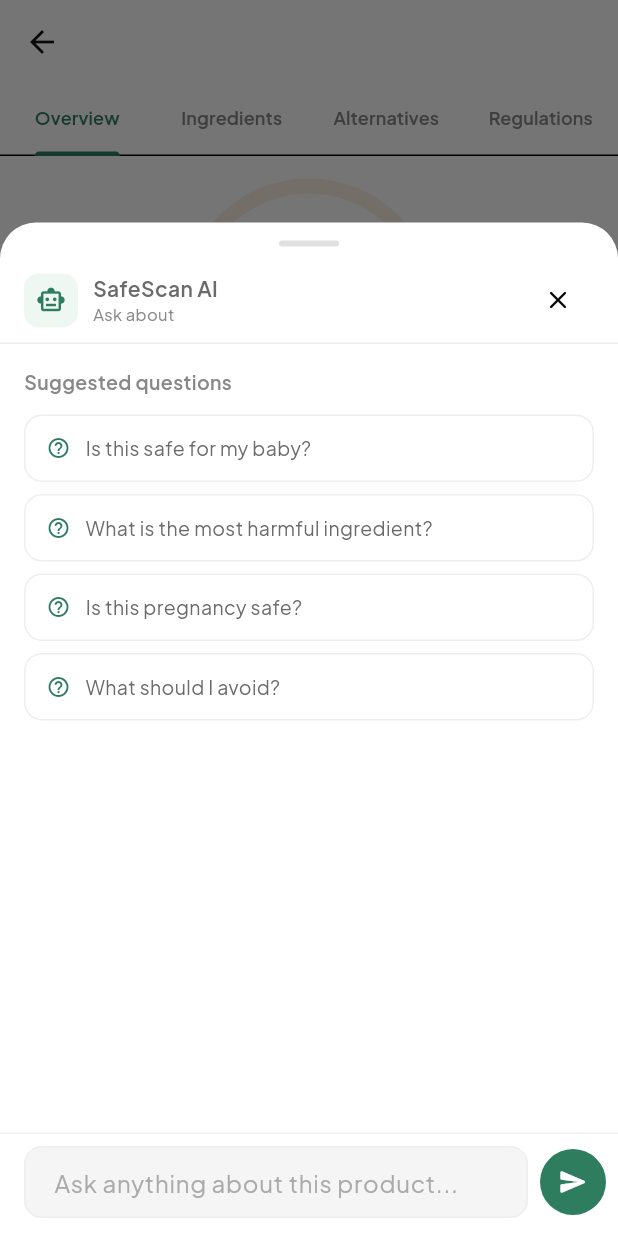
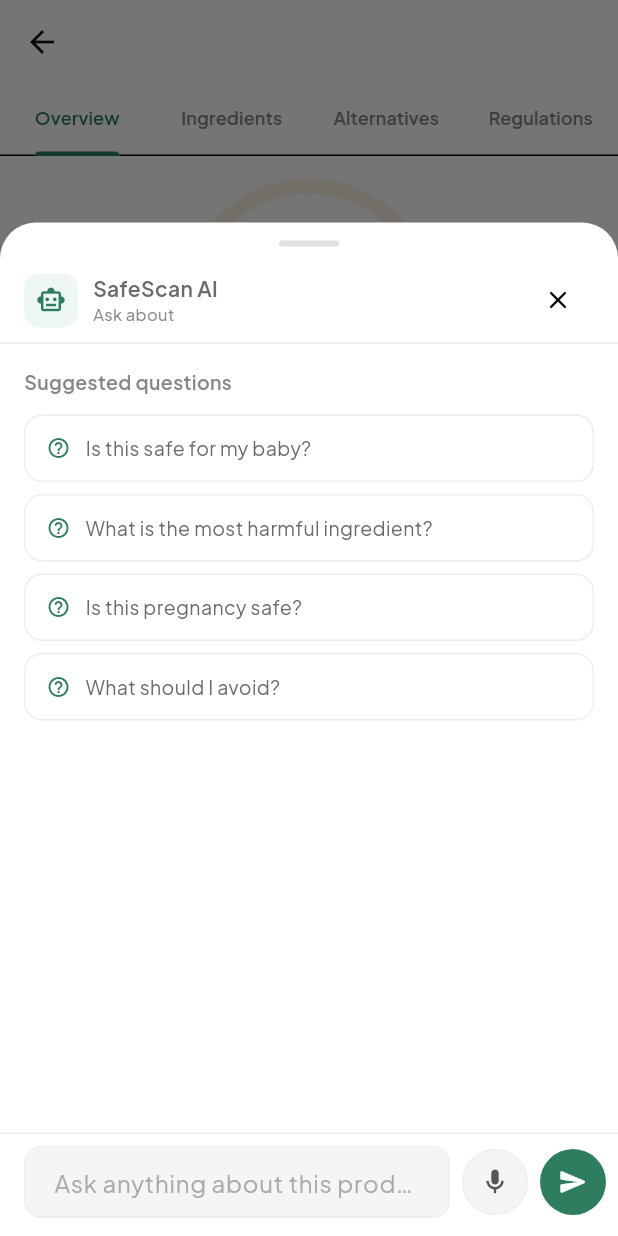
Before and after one commit to kiahcodes/LabelLens_app, a Flutter app: the AnalysisScreen screen opened directly with empty values, after a tap on the "chat bubble outline" icon, on a phone screen of 412 x 824 dp. Run offline on Flutter 3.47's test engine with Material 3 defaults, Android fonts, the phone set to English and light mode, and no system bars; drawn by our look-alikes of flutter_animate; our stand-ins replace camera, dio, flutter_riverpod, flutter_tts, google_fonts, image_picker and 2 more; missing offline and left inert: google_mlkit_text_recognition; accounts and stored records are empty; network calls fail.

Commit message:
voice based chatbot

```diff
--- a/flutter/lib/features/chatbot/screens/chatbot_screen.dart
+++ b/flutter/lib/features/chatbot/screens/chatbot_screen.dart
@@ -1,6 +1,7 @@
 import 'package:flutter/material.dart';
 import '../../../core/theme/app_theme.dart';
 import '../../../services/api_service.dart';
+import '../../../services/stt_service.dart';
 
 class ChatbotScreen extends StatefulWidget {
   final String scanContext;
@@ -21,6 +22,8 @@
   final _controller = TextEditingController();
   final _scrollController = ScrollController();
   bool _loading = false;
+  final _stt = SttService();
+  bool _isListening = false;
 
   static const _suggestions = [
     'Is this safe for my baby?',
@@ -28,12 +31,44 @@
     'Is this pregnancy safe?',
     'What should I avoid?',
   ];
+  @override
+  void initState() {
+    super.initState();
+    _stt.init(); // ADD THIS LINE
+  }
 
   @override
   void dispose() {
     _controller.dispose();
     _scrollController.dispose();
     super.dispose();
+  }
+
+  Future _toggleListening() async {
+    if (_isListening) {
+      await _stt.stop();
+      if (mounted) setState(() => _isListening = false);
+    } else {
+      if (!_stt.isAvailable) {
+        ScaffoldMessenger.of(context).showSnackBar(
+          const SnackBar(
+            content: Text('Microphone not available on this device'),
+          ),
+        );
+        return;
+      }
+      setState(() => _isListening = true);
+      await _stt.listen(
+        localeId: widget.preferredLanguage == 'hi' ? 'hi_IN' : 'en_US',
+        onResult: (text) {
+          if (mounted) {
+            _controller.text = text;
+            setState(() => _isListening = false);
+            _send(text);
+          }
+        },
+      );
+    }
   }
 
   Future<void> _send(String text) async {
@@ -234,9 +269,13 @@
               child: TextField(
                 controller: _controller,
                 decoration: InputDecoration(
-                  hintText: 'Ask anything about this product...',
+                  hintText: _isListening
+                      ? 'Listening...'
+                      : 'Ask anything about this product...',
                   filled: true,
-                  fillColor: AppColors.subtleLight,
+                  fillColor: _isListening
+                      ? AppColors.greenLight
+                      : AppColors.subtleLight,
                   border: OutlineInputBorder(
                     borderSide: BorderSide.none,
                     borderRadius: BorderRadius.circular(24),
@@ -249,13 +288,38 @@
               ),
             ),
             const SizedBox(width: 8),
+            // Mic button
+            GestureDetector(
+              onTap: _toggleListening,
+              child: AnimatedContainer(
+                duration: const Duration(milliseconds: 200),
+                width: 44,
+                height: 44,
+                decoration: BoxDecoration(
+                  color: _isListening ? AppColors.red : AppColors.subtleLight,
+                  shape: BoxShape.circle,
+                  border: Border.all(
+                      color:
+                          _isListening ? AppColors.red : AppColors.borderLight),
+                ),
+                child: Icon(
+                  _isListening ? Icons.stop_rounded : Icons.mic_outlined,
+                  color: _isListening ? Colors.white : const Color(0xFF555555),
+                  size: 20,
+                ),
+              ),
+            ),
+            const SizedBox(width: 8),
+            // Send button
             GestureDetector(
               onTap: () => _send(_controller.text),
               child: Container(
                 width: 44,
                 height: 44,
                 decoration: const BoxDecoration(
-                    color: AppColors.green, shape: BoxShape.circle),
+                  color: AppColors.green,
+                  shape: BoxShape.circle,
+                ),
                 child: const Icon(Icons.send_rounded,
                     color: Colors.white, size: 20),
               ),
```
